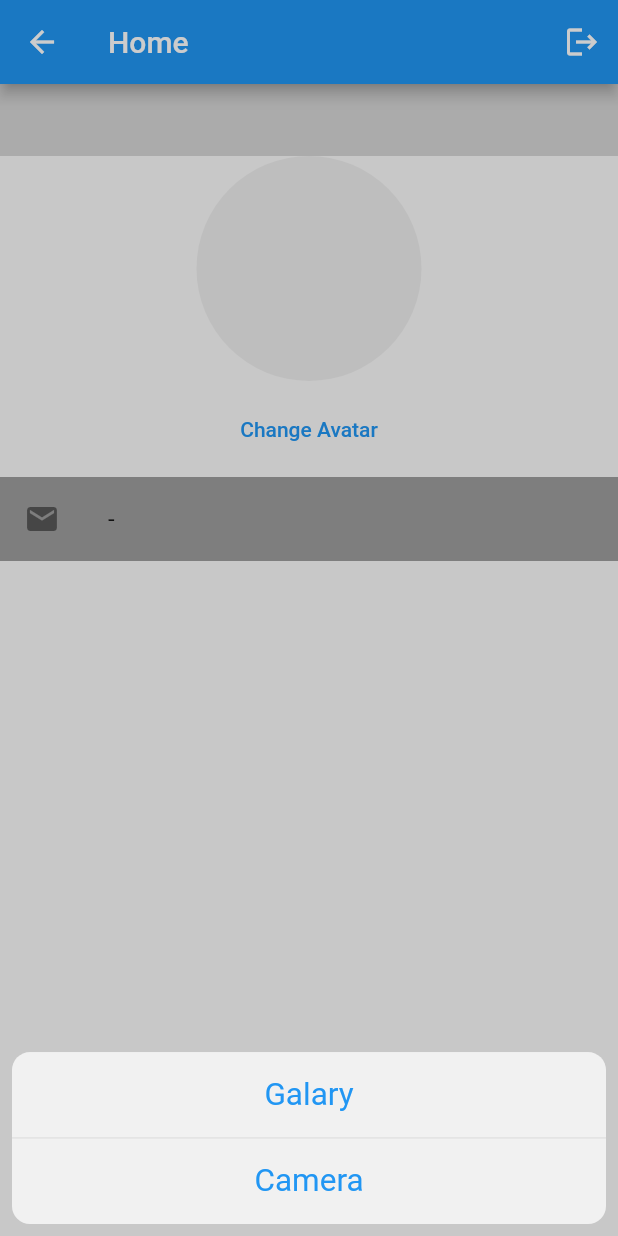
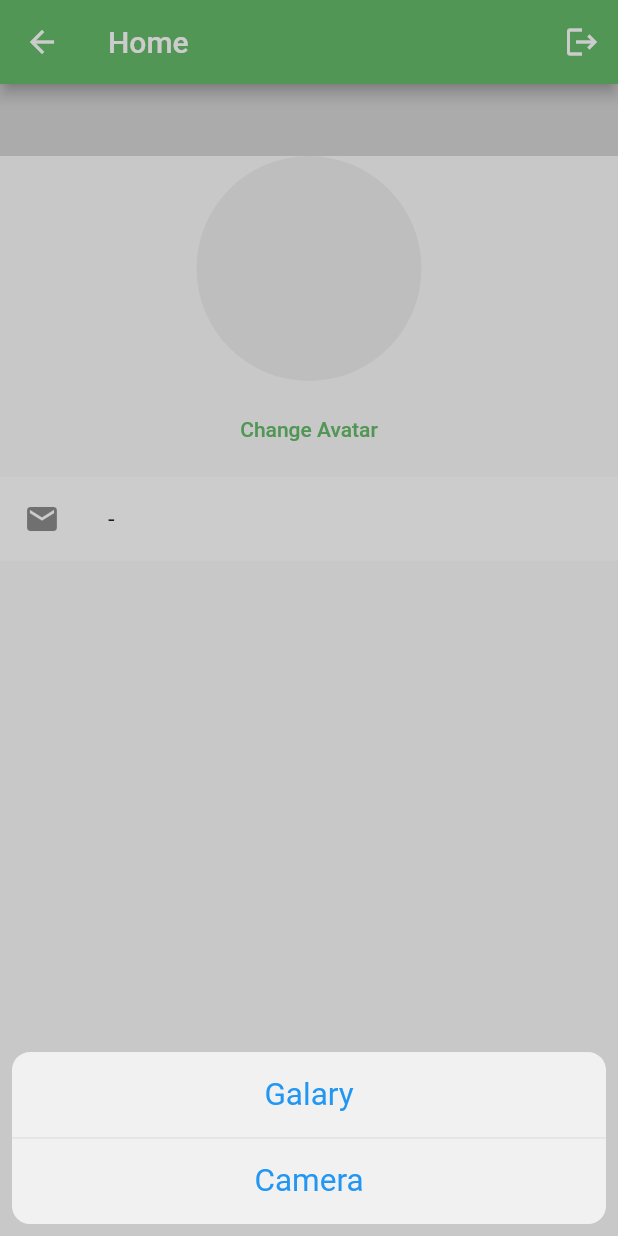
Before and after one commit to sinhlhhn/Flutter-Firebase, a Flutter app: the ProfileView screen opened directly, after a tap on "Change Avatar", on a phone screen of 412 x 824 dp. Run offline on Flutter 3.47's test engine with Material 2 defaults, Android fonts, the phone set to English and light mode, and no system bars; our stand-ins replace bloc, cached_network_image, equatable, firebase_auth, firebase_core, firebase_storage and 4 more; missing offline and left inert: dart:ffi; accounts and stored records are empty; network calls fail.

Commit message:
theme app

```diff
--- /dev/null
+++ b/lib/commom/Theme/theme.dart
@@ -0,0 +1,17 @@
+import 'package:flutter/material.dart';
+
+ThemeData lightTheme = ThemeData.light().copyWith(
+  appBarTheme: AppBarTheme(
+    backgroundColor: Colors.green[400],
+  ),
+  primaryColor: Colors.green[400],
+  backgroundColor: Colors.grey[300],
+  textButtonTheme: TextButtonThemeData(
+    style: TextButton.styleFrom(
+      primary: Colors.green[400],
+      splashFactory: NoSplash.splashFactory,
+    ),
+  ),
+);
+
+ThemeData darkTheme = ThemeData.dark().copyWith();
--- a/lib/main.dart
+++ b/lib/main.dart
@@ -121,6 +121,9 @@ class _AppViewState extends State<AppView> {
   @override
   Widget build(BuildContext context) {
     return MaterialApp(
+      theme: lightTheme,
+      darkTheme: darkTheme,
+      themeMode: ThemeMode.system,
       navigatorKey: _navigatorKey,
       builder: (context, child) {
         return BlocListener<AuthenticationBloc, AuthenticationState>(
--- a/lib/modules/profile/widgets/profile_view.dart
+++ b/lib/modules/profile/widgets/profile_view.dart
@@ -102,8 +102,9 @@ class ProfileView extends StatelessWidget {
     final bloc = context.read<AuthenticationBloc>();
     final user = bloc.state.user;
     final email = user.email;
+    final isDark = Theme.of(context).brightness == Brightness.dark;
     return ListTile(
-      tileColor: Colors.grey,
+      tileColor: isDark ? null : Colors.white,
       title: Text(email ?? ""),
       leading: const Icon(Icons.email),
     );
```
